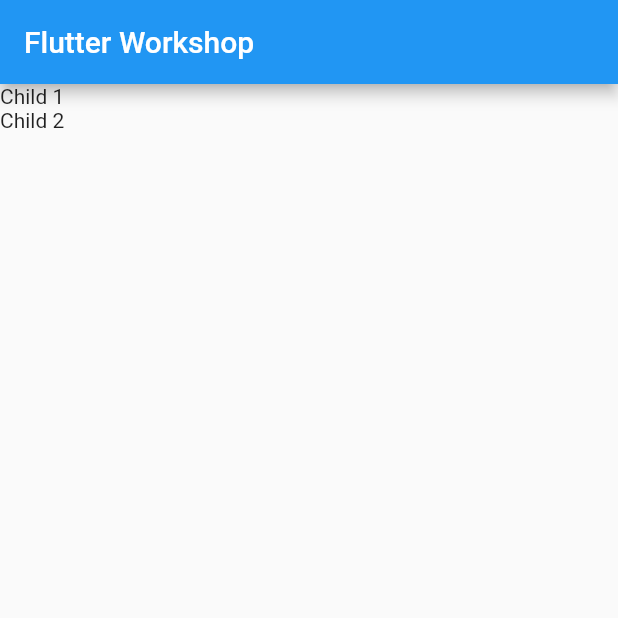
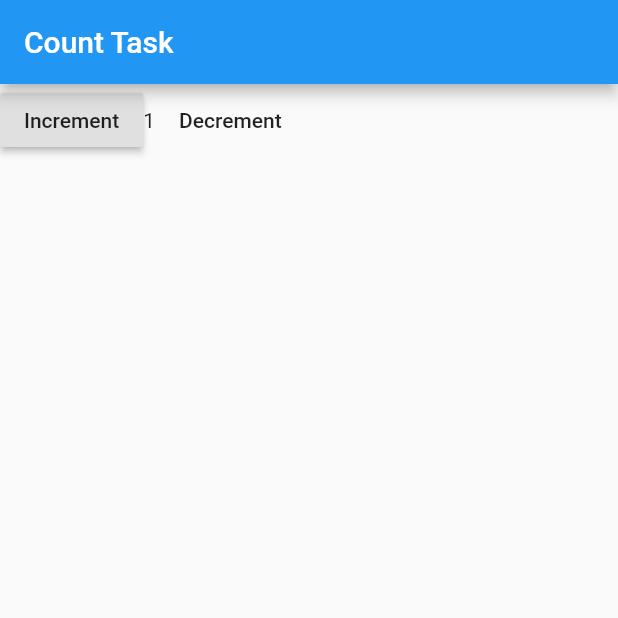
Before and after one commit to naveenkumarira/Flutter-Basics, a Flutter app: the screen it shows after launch, on a phone screen of 412 x 824 dp, the top half of it. Run offline on Flutter 3.47's test engine with Material 2 defaults, Android fonts, the phone set to English and light mode, and no system bars.

Commit message:
Create Reusable Widget

```diff
--- a/lib/card_widget.dart
+++ b/lib/card_widget.dart
@@ -4,9 +4,11 @@ import 'package:flutter/material.dart';
 class CardWidget extends StatefulWidget {
 
   final String pageTitle;
+  final ValueChanged onChange;
 
     CardWidget({
-    @required this.pageTitle
+    @required this.pageTitle,
+      @required this.onChange
     });
 
   @override
@@ -16,16 +18,24 @@ class CardWidget extends StatefulWidget {
 class _CardWidgetState extends State<CardWidget> {
 
   final String pageTitle;
+  final ValueChanged<String> onChange;
 
   _CardWidgetState({
-    @required this.pageTitle
+    @required this.pageTitle,
+    @required this.onChange
   });
 
   @override
   Widget build(BuildContext context) {
     return Container(child: Scaffold(
       appBar: AppBar(title: Text(pageTitle)),
-      body: Column(children: <Widget>[Text("Child 1"), Text("Child 2")],),
+      body: Column(children: <Widget>[
+        Text("Child 1"),
+        Text("Child 2"),
+        FlatButton(
+            child: Text("b2"),
+            onPressed: ()=>onChange("w")
+        )],),
     ));
   }
 }
--- /dev/null
+++ b/lib/count_widget.dart
@@ -0,0 +1,64 @@
+import 'package:flutter/material.dart';
+
+class CountWidget extends StatefulWidget {
+  final int defaultValue;
+  final ValueChanged<int> onChange;
+
+  CountWidget({@required this.defaultValue, @required this.onChange});
+
+  @override
+  State<StatefulWidget> createState() => _CountState(defaultValue: defaultValue);
+}
+
+class _CountState extends State<CountWidget> {
+  final int defaultValue;
+  final ValueChanged<int> onChange;
+  int count =0;
+
+  _CountState({
+  @required this.defaultValue,
+    @required this.onChange
+}) {
+    count = defaultValue;
+  }
+
+  @override
+  Widget build(BuildContext context) {
+    print("DEFAULT VALUE: $count");
+    return Container(
+        child: Scaffold(
+      appBar: AppBar(title: Text("Count Task")),
+      body: Row(
+        children: <Widget>[
+          RaisedButton(
+            child: Text("Increment"),
+            onPressed: () => increment(),
+          ),
+          Text("$count"),
+          FlatButton(
+            child: Text("Decrement"),
+            onPressed: () => decrement(),
+          )
+        ],
+      ),
+    ));
+  }
+
+  void increment() {
+    //print("Count inc: $count");
+    setState(() {
+      count = count + 1;
+    //  print("Count inc: $count");
+    });
+
+    widget.onChange(count);
+  }
+
+  void decrement() {
+    setState(() {
+      count--;
+    });
+
+    widget.onChange(count);
+  }
+}
--- a/lib/main.dart
+++ b/lib/main.dart
@@ -1,5 +1,6 @@
 import 'package:flutter/material.dart';
 import 'package:flutterworkshop/card_widget.dart';
+import 'package:flutterworkshop/count_widget.dart';
 
 void main() => runApp(MyApp());
 
@@ -12,7 +13,15 @@ class MyApp extends StatelessWidget {
       theme: ThemeData(
                primarySwatch: Colors.blue,
       ),
-      home: CardWidget(pageTitle: "Flutter Workshop"),
+      home: CountWidget(defaultValue: 1, onChange: (v) => {
+        print(v)
+      }),
     );
   }
 }
+
+
+
+//home: CardWidget(pageTitle: "Flutter Workshop", onChange: (e)=>{
+//        print(e)
+//      },),
```
